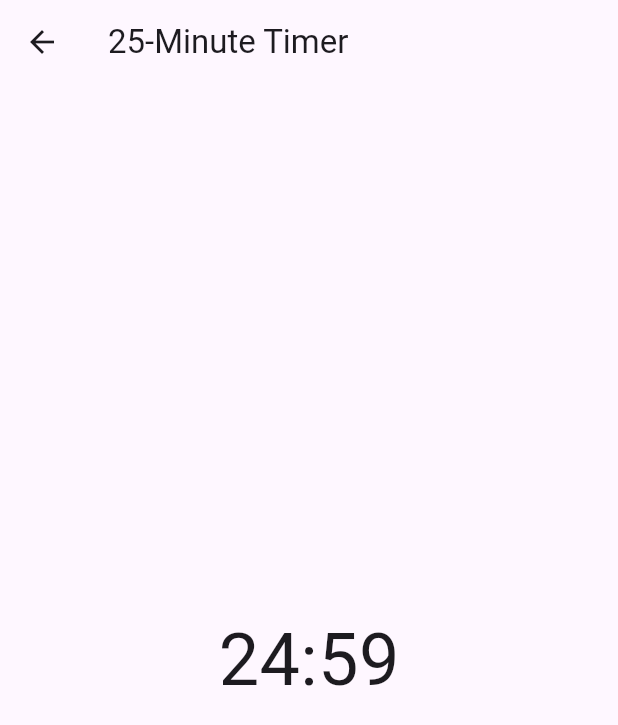
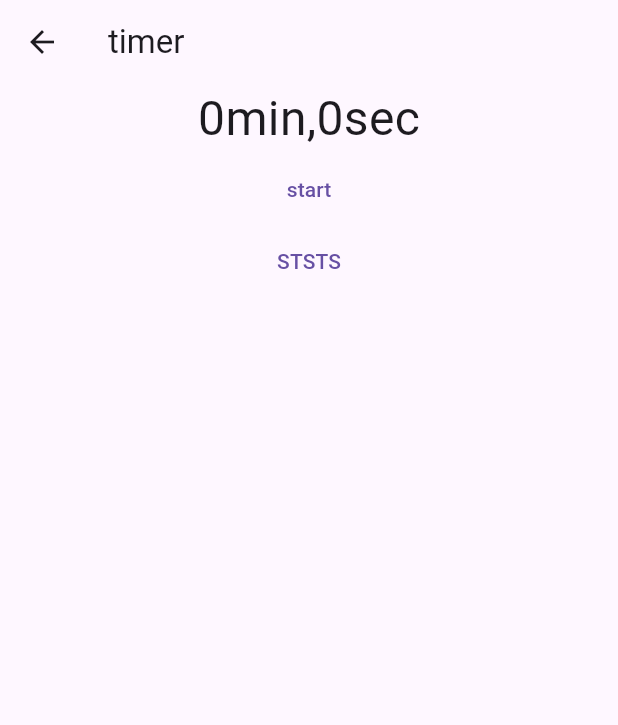
Before and after one commit to ranami0822/website_flutter, a Flutter app: the screen it shows after launch, after a tap on "25分タイマー", on a phone screen of 412 x 824 dp. Shown: the top 725 px of the screen. Run offline on Flutter 3.47's test engine with Material 3 defaults, Android fonts, the phone set to English and light mode, and no system bars; our stand-ins replace shared_preferences.

Commit message:
timer実装

```diff
--- a/lib/timer.dart
+++ b/lib/timer.dart
@@ -1,62 +1,77 @@
+import 'dart:async';
+
 import 'package:flutter/material.dart';
-import 'dart:async';
+
 class MYTIME extends StatelessWidget {
   const MYTIME({super.key});
 
   @override
   Widget build(BuildContext context) {
-    return Scaffold(body: TimerScreen(),);
+    return TimerBody();
   }
 }
-class TimerScreen extends StatefulWidget {
+
+class TimerBody extends StatefulWidget {
+  const TimerBody({super.key});
+
   @override
-  _TimerScreenState createState() => _TimerScreenState();
+  State<TimerBody> createState() => _TimerBodyState();
 }
 
-class _TimerScreenState extends State<TimerScreen> {
-  static const maxSeconds = 25 * 60;  // 25 minutes in seconds
-  int remainingSeconds = maxSeconds;
+class _TimerBodyState extends State<TimerBody> {
+  int _timer_text =0;
   Timer? _timer;
+  bool isPaused = false;
 
   @override
-  void initState() {
-    super.initState();
-    startTimer();
+  void dispose(){
+    _timer?.cancel();
+    super.dispose();
+
+  }
+  @override
+  Widget build(BuildContext context) {
+    return Scaffold(
+      appBar: AppBar(title: Text("timer"),),
+      body: Center(child: Column(children: [
+        Text("${_timer_text~/60}min,${_timer_text%60}sec",style: TextStyle(fontSize: 32),),
+        TextButton(onPressed: (){isPaused? pauseTime():resume();}, child: Text("${isPaused?"resume ":"start"}")),
+        TextButton(onPressed: ()=>setUpTime(), child: Text("STSTS"))
+      ],),),
+    );
+
+  }
+  void setUpTime(){
+    setState(() {
+      isPaused=false;
+    });
+    _timer_text=60*25;
+    _timer?.cancel();
+
+    _timer=Timer.periodic(
+      Duration(seconds: 1),
+      (Timer time){
+        if(_timer_text>0 && !isPaused)
+        setState(() {
+          _timer_text--;
+        });
+        else if(_timer_text==0 ){
+          time.cancel();
+        }
+
+      }
+      );
   }
 
-  void startTimer() {
-    _timer = Timer.periodic(Duration(seconds: 1), (timer) {
-      if (remainingSeconds > 0) {
-        setState(() {
-          remainingSeconds--;
-        });
-      } else {
-        _timer?.cancel();
-      }
+  void pauseTime(){
+    setState(() {
+      isPaused = false;
     });
   }
 
-  @override
-  void dispose() {
-    _timer?.cancel();
-    super.dispose();
-  }
-
-  @override
-  Widget build(BuildContext context) {
-    final minutes = remainingSeconds ~/ 60;
-    final seconds = remainingSeconds % 60;
-
-    return Scaffold(
-      appBar: AppBar(
-        title: Text('25-Minute Timer'),
-      ),
-      body: Center(
-        child: Text(
-          '$minutes:${seconds.toString().padLeft(2, '0')}',
-          style: TextStyle(fontSize: 48),
-        ),
-      ),
-    );
+  void resume(){
+    setState(() {
+      isPaused = true;
+    });
   }
 }
```
